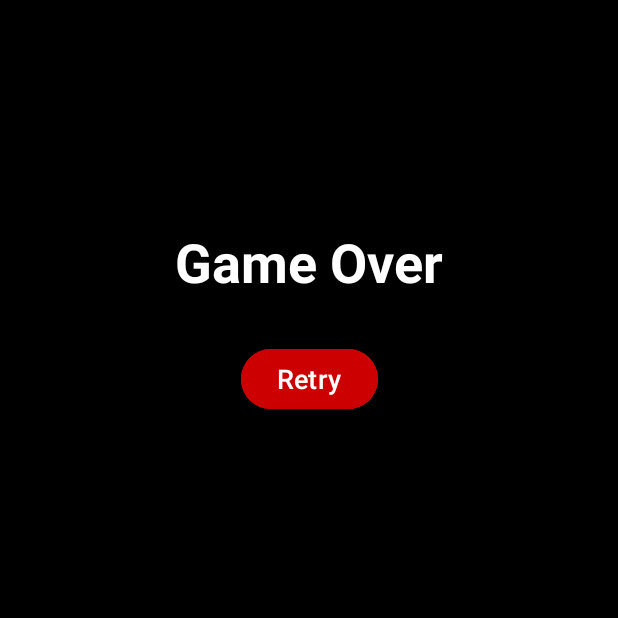
After one commit to alexandar-nikolov/nfc-game, an Android app: the GameOverActivity screen opened directly, with no data from a screen before it, on a phone screen of 412 x 824 dp, the top half of it. The commit adds this screen. Run offline under Robolectric (Android 15) with nearby library versions, the phone set to English and light mode, and no system bars.

Commit message:
Added Game over screen with retry oprtion and fixed bug with the lives going in the negatives that crashes the game

```diff
--- /dev/null
+++ b/app/src/main/java/com/example/duckhunt/GameOverActivity.kt
@@ -0,0 +1,22 @@
+package com.example.duckhunt
+
+import android.content.Intent
+import android.os.Bundle
+import android.widget.Button
+import androidx.appcompat.app.AppCompatActivity
+
+class GameOverActivity : AppCompatActivity() {
+
+    override fun onCreate(savedInstanceState: Bundle?) {
+        super.onCreate(savedInstanceState)
+        setContentView(R.layout.activity_game_over) // Ensure this layout exists
+
+        val retryButton: Button = findViewById(R.id.retryButton)
+        retryButton.setOnClickListener {
+            val intent = Intent(this, MainActivity::class.java)
+            intent.flags = Intent.FLAG_ACTIVITY_CLEAR_TOP or Intent.FLAG_ACTIVITY_NEW_TASK
+            startActivity(intent)
+            finish()
+        }
+    }
+}
--- /dev/null
+++ b/app/src/main/res/layout/activity_game_over.xml
@@ -0,0 +1,34 @@
+<?xml version="1.0" encoding="utf-8"?>
+<androidx.constraintlayout.widget.ConstraintLayout
+    xmlns:android="http://schemas.android.com/apk/res/android"
+    xmlns:app="http://schemas.android.com/apk/res-auto"
+    android:layout_width="match_parent"
+    android:layout_height="match_parent"
+    android:background="@android:color/black">
+
+    <TextView
+        android:id="@+id/gameOverText"
+        android:layout_width="wrap_content"
+        android:layout_height="wrap_content"
+        android:text="Game Over"
+        android:textSize="36sp"
+        android:textColor="@android:color/white"
+        android:textStyle="bold"
+        app:layout_constraintTop_toTopOf="parent"
+        app:layout_constraintStart_toStartOf="parent"
+        app:layout_constraintEnd_toEndOf="parent"
+        android:layout_marginTop="150dp" />
+
+    <Button
+        android:id="@+id/retryButton"
+        android:layout_width="wrap_content"
+        android:layout_height="wrap_content"
+        android:text="Retry"
+        android:textSize="18sp"
+        android:textColor="@android:color/white"
+        android:backgroundTint="@android:color/holo_red_dark"
+        app:layout_constraintTop_toBottomOf="@id/gameOverText"
+        app:layout_constraintStart_toStartOf="parent"
+        app:layout_constraintEnd_toEndOf="parent"
+        android:layout_marginTop="30dp" />
+</androidx.constraintlayout.widget.ConstraintLayout>
```
Also changed, not shown: app/src/main/AndroidManifest.xml (+8 -7 lines), app/src/main/java/com/example/duckhunt/MainActivity.kt (+14 -10 lines).
